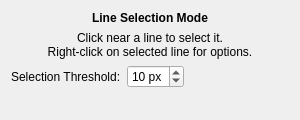
The window that src/WhiskerToolbox/Media_Widget/UI/SubWidgets/MediaLine_Widget/SelectionWidgets/LineSelectSelectionWidget.ui (paulmthompson/WhiskerToolbox) describes before a commit, drawn with Qt 5.
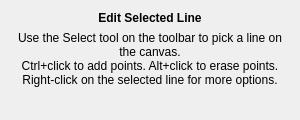
The same window after the commit.

Commit message: update media widget selection to use centralized mechanism

Patch:
```diff
--- a/src/WhiskerToolbox/Media_Widget/UI/SubWidgets/MediaLine_Widget/SelectionWidgets/LineSelectSelectionWidget.ui
+++ b/src/WhiskerToolbox/Media_Widget/UI/SubWidgets/MediaLine_Widget/SelectionWidgets/LineSelectSelectionWidget.ui
@@ -17,7 +17,7 @@
    <item>
     <widget class="QLabel" name="info_label">
      <property name="text">
-      <string>Line Selection Mode</string>
+      <string>Edit Selected Line</string>
      </property>
      <property name="alignment">
       <set>Qt::AlignmentFlag::AlignCenter</set>
@@ -30,8 +30,9 @@
    <item>
     <widget class="QLabel" name="instruction_label">
      <property name="text">
-      <string>Click near a line to select it.
-Right-click on selected line for options.</string>
+      <string>Use the Select tool on the toolbar to pick a line on the canvas.
+Ctrl+click to add points. Alt+click to erase points.
+Right-click on the selected line for more options.</string>
      </property>
      <property name="alignment">
       <set>Qt::AlignmentFlag::AlignCenter</set>
@@ -41,46 +42,6 @@
      </property>
     </widget>
    </item>
-   <item>
-    <layout class="QHBoxLayout" name="threshold_layout">
-     <item>
-      <widget class="QLabel" name="threshold_label">
-       <property name="text">
-        <string>Selection Threshold:</string>
-       </property>
-      </widget>
-     </item>
-     <item>
-      <widget class="QSpinBox" name="threshold_spinbox">
-       <property name="suffix">
-        <string> px</string>
-       </property>
-       <property name="minimum">
-        <number>1</number>
-       </property>
-       <property name="maximum">
-        <number>50</number>
-       </property>
-       <property name="value">
-        <number>10</number>
-       </property>
-      </widget>
-     </item>
-     <item>
-      <spacer name="horizontalSpacer">
-       <property name="orientation">
-        <enum>Qt::Orientation::Horizontal</enum>
-       </property>
-       <property name="sizeHint" stdset="0">
-        <size>
-         <width>40</width>
-         <height>20</height>
-        </size>
-       </property>
-      </spacer>
-     </item>
-    </layout>
-   </item>
    <item>
     <spacer name="verticalSpacer">
      <property name="orientation">
```
Left out of the diff: 2 changed lines with no effect on the pictures. The commit also changes 20 other files.
